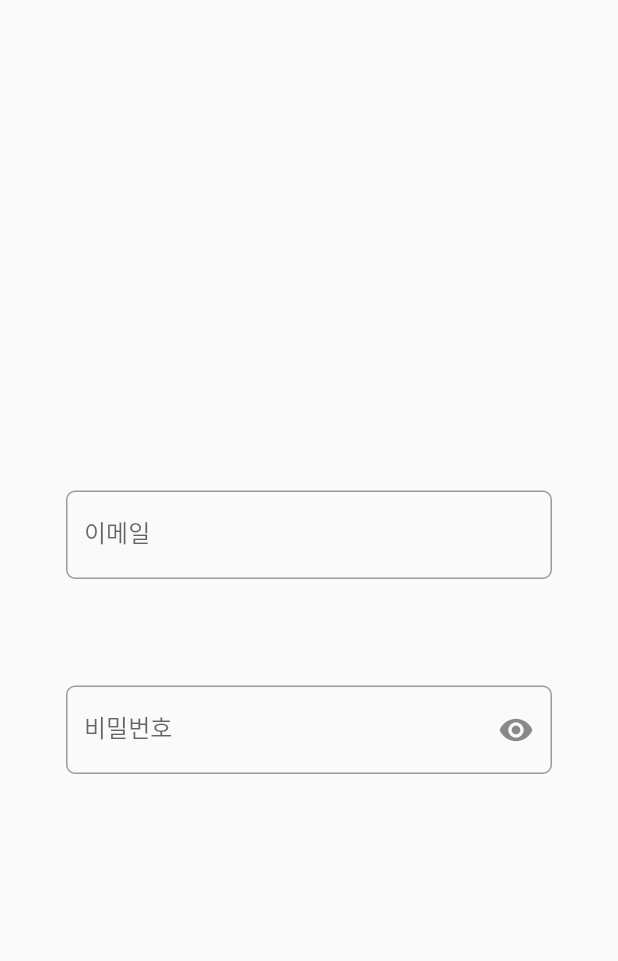
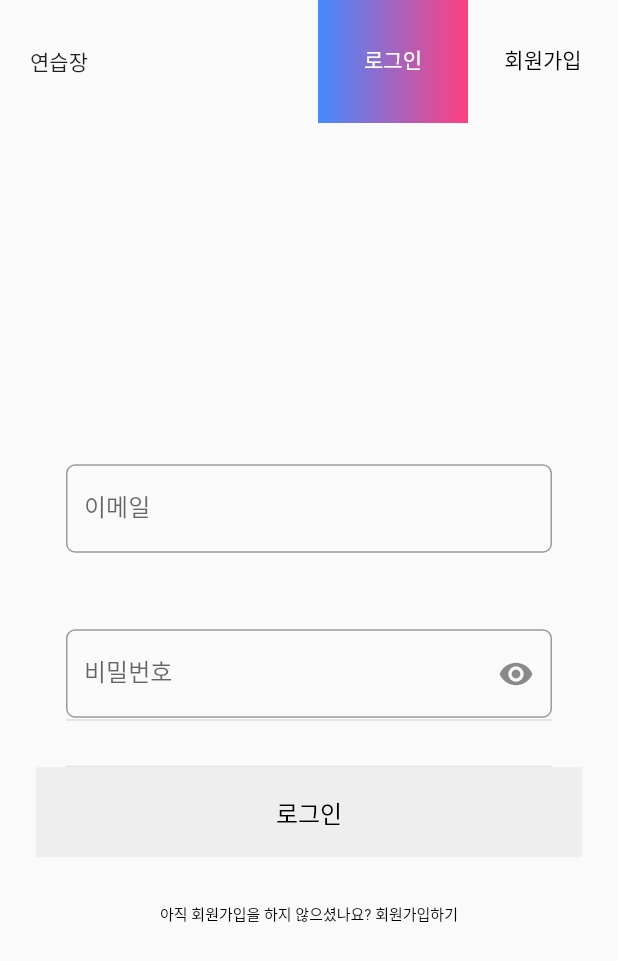
Before and after one commit to jgwng/drawCardApp, a Flutter app: the screen it shows after launch, on a phone screen of 412 x 824 dp. Shown: the top 961 px of the screen. Run offline on Flutter 3.47's test engine with Material 2 defaults, Android fonts, the phone set to English and light mode, and no system bars; our stand-ins replace get.

Commit message:
0119 - 로그인/회원가입 통합 페이지 추가

```diff
--- /dev/null
+++ b/lib/business_logic/binding/auth_page_binding.dart
@@ -0,0 +1,9 @@
+import 'package:drawcard/business_logic/controller/auth_page/auth_page_controller.dart';
+import 'package:get/get.dart';
+
+class AuthPageBinding extends Bindings{
+  @override
+  void dependencies() {
+   Get.put(AuthPageController());
+  }
+}
--- /dev/null
+++ b/lib/business_logic/controller/auth_page/auth_page_controller.dart
@@ -0,0 +1,24 @@
+import 'package:flutter/material.dart';
+import 'package:get/get.dart';
+
+class AuthPageController extends GetxController with GetSingleTickerProviderStateMixin{
+
+  late TabController tabController;
+
+  static AuthPageController get to => Get.find<AuthPageController>();
+
+
+
+
+  @override
+  void onInit(){
+    super.onInit();
+    tabController = TabController(
+      vsync: this,
+      length: 2
+    );
+  }
+
+
+
+}
--- a/lib/consts/pages.dart
+++ b/lib/consts/pages.dart
@@ -1,4 +1,6 @@
+import 'package:drawcard/business_logic/binding/auth_page_binding.dart';
 import 'package:drawcard/business_logic/binding/draw_page_binding.dart';
+import 'package:drawcard/ui/auth/auth_page.dart';
 import 'package:drawcard/ui/auth/login_page.dart';
 import 'package:drawcard/ui/splash/splash_page.dart';
 import '../ui/drawing/drawing_page.dart';
@@ -11,9 +13,14 @@ class AppPages{
       page: () => SplashPage()
     ),
     GetPage(
-      name : '/drawing_page',
+      name : '/drawing',
       page: () => DrawingPage(),
       binding: DrawPageBinding()
+    ),
+    GetPage(
+      name : '/auth',
+      page: () => AuthPage(),
+      binding: AuthPageBinding()
     ),
     GetPage(
         name : '/login',
--- a/lib/main.dart
+++ b/lib/main.dart
@@ -15,7 +15,7 @@ class MyApp extends StatelessWidget {
         primarySwatch: Colors.blue,
       ),
       getPages: AppPages.pages,
-      initialRoute: '/login',
+      initialRoute: '/auth',
     );
   }
 }
--- /dev/null
+++ b/lib/ui/auth/auth_page.dart
@@ -0,0 +1,71 @@
+import 'package:drawcard/business_logic/controller/auth_page/auth_page_controller.dart';
+import 'package:drawcard/ui/auth/login_page.dart';
+import 'package:drawcard/ui/auth/sign_up_page.dart';
+import 'package:flutter/material.dart';
+import 'package:get/get.dart';
+
+class AuthPage extends GetView<AuthPageController>{
+
+  @override
+  Widget build(BuildContext context) {
+    return Scaffold(
+      body: SafeArea(
+        child: Column(
+          children: [
+            Row(
+              mainAxisAlignment: MainAxisAlignment.spaceBetween,
+              children: [
+                Padding(
+                  padding: EdgeInsets.only(left: 20),
+                  child: Text('연습장'),
+                ),
+                SizedBox(
+                  width: 200,
+                  child: TabBar(
+                    tabs: [
+                      authTab('로그인'),
+                      authTab('회원가입'),
+                    ],
+                    indicator: BoxDecoration(
+                      gradient: LinearGradient(  //배경 그라데이션 적용
+                        begin: Alignment.centerLeft,
+                        end: Alignment.centerRight,
+                        colors: [
+                          Colors.blueAccent,
+                          Colors.pinkAccent,
+                        ],
+                      ),
+                    ),
+                    labelColor: Colors.white,
+                    unselectedLabelColor: Colors.black,
+                    controller: controller.tabController,
+                  ),
+                )
+              ],
+            ),
+            Expanded(
+              child: TabBarView(
+                controller: controller.tabController,
+                physics: NeverScrollableScrollPhysics(),
+                children: [
+                  LoginPage(),
+                  SignUpPage()
+                ],
+              ),
+            )
+          ],
+        ),
+      ),
+    );
+  }
+
+  Widget authTab(String title){
+    return Container(
+      height: 80,
+      alignment: Alignment.center,
+      child: Text(
+        title,
+      ),
+    );
+  }
+}
--- a/lib/ui/auth/login_page.dart
+++ b/lib/ui/auth/login_page.dart
@@ -1,5 +1,8 @@
+import 'package:drawcard/business_logic/controller/auth_page/auth_page_controller.dart';
 import 'package:drawcard/ui/auth/widget/auth_tft.dart';
+import 'package:flutter/gestures.dart';
 import 'package:flutter/material.dart';
+import 'package:get/get.dart';
 
 class LoginPage extends StatefulWidget{
   @override
@@ -27,9 +30,46 @@ class _LoginPageState extends State<LoginPage>{
             children: [
               // 이메일
               AuthTFT(labelText : '이메일', controller: TextEditingController(),),
-              SizedBox(height: 50,),
+              SizedBox(height: 30,),
               // 비밀번호
               AuthTFT(labelText : '비밀번호', controller: TextEditingController(),),
+              Padding(
+                padding: EdgeInsets.symmetric(horizontal: 20),
+                child: Divider(height: 1,thickness: 1,color: Colors.grey[300],),
+              ),
+              SizedBox(height:30),
+              Padding(
+                padding: EdgeInsets.symmetric(horizontal: 20),
+                child: Divider(height: 1,thickness: 1,color: Colors.grey[300],),
+              ),
+              GestureDetector(
+                onTap: (){},
+                child: Container(
+                  height: 60,
+                  width: Get.width,
+                  alignment: Alignment.center,
+                  color: Colors.grey[200],
+                  child: Text('로그인',style: TextStyle(
+                    fontSize: 16,color: Colors.black,fontWeight: FontWeight.w500
+                  ),),
+                ),
+              ),
+              SizedBox(height:30),
+              RichText(
+                text: TextSpan(text:'아직 회원가입을 하지 않으셨나요? ',
+                    style: TextStyle(color: Colors.black,fontSize: 10),
+                    children:[
+                      TextSpan(text: '회원가입하기', recognizer: TapGestureRecognizer()
+                        ..onTap = () {
+                        FocusScopeNode currentFocus = FocusScope.of(context);
+                        if (!currentFocus.hasPrimaryFocus) {
+                          currentFocus.unfocus();
+                        }
+                        AuthPageController.to.tabController.index = 1;
+
+                        }),
+                    ]),
+              )
             ],
           ),
         ),
```
Also changed, not shown: lib/ui/auth/sign_up_page.dart (+34 -0 lines).
